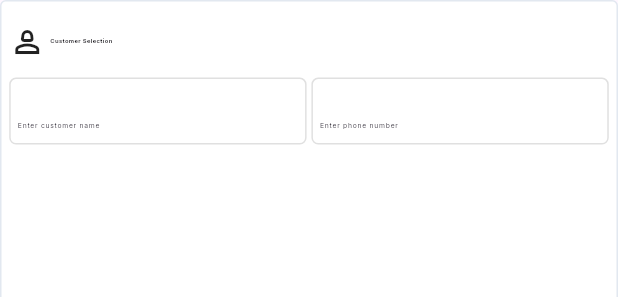
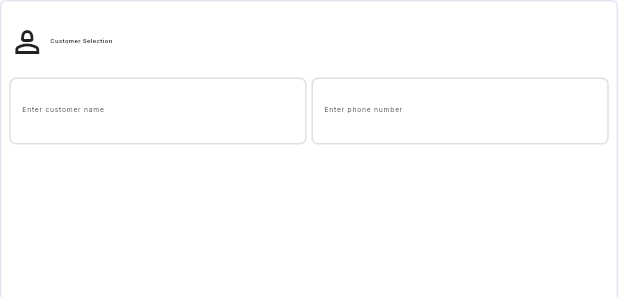
Before and after one commit to devpalqar-hub/kingfox.biller, a Flutter app: the CustomerCard widget shown alone on an empty page, opened directly with empty values, on a phone screen of 412 x 824 dp. Shown: the top 297 px of the screen. Run offline on Flutter 3.47's test engine with Material 3 defaults, Android fonts, the phone set to English and light mode, and no system bars; our stand-ins replace data_table_2, flutter_screenutil, get, shared_preferences; missing offline and left inert: mobile_scanner; accounts and stored records are empty; network calls fail.

Commit message:
almsot fullup

```diff
--- a/lib/DashBoard/DashBoardScreen.dart
+++ b/lib/DashBoard/DashBoardScreen.dart
@@ -2,8 +2,7 @@ import 'package:flutter/material.dart';
 import 'package:get/get.dart';
 import 'package:kinfox_biller/DashBoard/Service/DashBoardController.dart';
 import 'package:kinfox_biller/DashBoard/Views/Header.dart';
-import 'package:kinfox_biller/LoginScreen/Service/AuthController.dart';
-import 'package:kinfox_biller/ReturnHistoryScreens/InititateReturnScreen/InitiateReturnScreen.dart';
+// import 'package:kinfox_biller/ReturnHistoryScreens/InititateReturnScreen/InitiateReturnScreen.dart';
 import 'package:kinfox_biller/InventoryManagementScreen/InventoryManagementScreen.dart';
 import 'package:kinfox_biller/OverViewScreen/OverViewScreen.dart';
 import 'package:kinfox_biller/SalesScreen/SalesScreen.dart';
@@ -11,8 +10,7 @@ import 'package:kinfox_biller/SalesScreen/SalesScreen.dart';
 class Dashboardscreen extends StatelessWidget {
   Dashboardscreen({super.key});
 
-  final DashboardController controller = Get.put(DashboardController());
-  final AuthController authController = Get.put(AuthController());
+  final DashboardController controller = Get.put(DashboardController(), permanent: true);
 
   final pages = [
     SalesScreen(),
--- a/lib/DashBoard/Service/DashBoardController.dart
+++ b/lib/DashBoard/Service/DashBoardController.dart
@@ -17,6 +17,6 @@ class DashboardController extends GetxController {
 
   void resetTab() {
     currentTab = 0;
-    update();
+    // update();
   }
 }
--- a/lib/DashBoard/Views/Header.dart
+++ b/lib/DashBoard/Views/Header.dart
@@ -111,6 +111,7 @@ Row(
       );
 
       if (confirm == true) {
+        controller.resetTab();
         await authController.logout();
       }
     }
--- a/lib/SalesScreen/Views/CustomerCard.dart
+++ b/lib/SalesScreen/Views/CustomerCard.dart
@@ -49,6 +49,7 @@ class CustomerCard extends StatelessWidget {
                 child: _buildTextField(
                   controller: nameController,
                   hint: "Enter customer name",
+
                 ),
               ),
 
@@ -68,29 +69,19 @@ class CustomerCard extends StatelessWidget {
       ),
     );
   }
-
-  /// 🔥 COMMON TEXTFIELD BUILDER
 Widget _buildTextField({
   required TextEditingController controller,
   required String hint,
   bool isPhone = false,
 }) {
-    return Container(
+  return SizedBox(
     height: 45.h,
-      padding: EdgeInsets.symmetric(horizontal: 14.w),
-      decoration: BoxDecoration(
-        borderRadius: BorderRadius.circular(14.r),
-        border: Border.all(color: Colors.grey.shade300),
-      ),
-      alignment: Alignment.center,
     child: TextField(
       controller: controller,
 
-        /// ✅ Keyboard type
       keyboardType:
           isPhone ? TextInputType.number : TextInputType.text,
 
-        /// ✅ Only numbers allowed (strong restriction)
       inputFormatters: isPhone
           ? [
               FilteringTextInputFormatter.digitsOnly,
@@ -98,18 +89,37 @@ class CustomerCard extends StatelessWidget {
             ]
           : [],
 
-        /// ✅ Keep text centered (no jump issue)
+      /// ✅ Vertically center text & hint
       textAlignVertical: TextAlignVertical.center,
 
+      style: TextStyle(fontSize: 14.sp),
+
       decoration: InputDecoration(
-          border: InputBorder.none,
         hintText: hint,
         hintStyle: TextStyle(fontSize: 14.sp),
 
-          /// ✅ Stable padding (fix UI issues)
-          contentPadding: EdgeInsets.symmetric(vertical: 12.h),
+        /// ✅ Perfect vertical centering
+        isDense: true,
+        contentPadding: EdgeInsets.symmetric(
+  vertical: (45.h - 14.sp) / 2, // dynamic centering
+          horizontal: 14.w,
+        ),
+
+        border: OutlineInputBorder(
+          borderRadius: BorderRadius.circular(14.r),
+          borderSide: BorderSide(color: Colors.grey.shade300),
+        ),
+
+        enabledBorder: OutlineInputBorder(
+          borderRadius: BorderRadius.circular(14.r),
+          borderSide: BorderSide(color: Colors.grey.shade300),
+        ),
+
+        focusedBorder: OutlineInputBorder(
+          borderRadius: BorderRadius.circular(14.r),
+          borderSide: BorderSide(color: Colors.blue),
+        ),
       ),
     ),
   );
-  }
-}
+}}
--- a/lib/main.dart
+++ b/lib/main.dart
@@ -23,7 +23,7 @@ void main() async {
 class KingfoxBiller extends StatelessWidget {
   KingfoxBiller({super.key});
 
-  final AuthController controller = Get.put(AuthController());
+  final AuthController controller = Get.put(AuthController(),permanent: true);
 
   @override
   Widget build(BuildContext context) {
@@ -32,17 +32,9 @@ class KingfoxBiller extends StatelessWidget {
       child: GetMaterialApp(
         debugShowCheckedModeBanner: false,
         theme: ThemeData(fontFamily: "Inter"),
-
-        /// Loader first
         home: const Scaffold(
           body: Center(child: CircularProgressIndicator()),
         ),
-
-        /// Run token check
-        builder: (context, child) {
-          Future.microtask(() => controller.checkLogin());
-          return child!;
-        },
       ),
     );
   }
```
Also changed, not shown: lib/LoginScreen/Service/AuthController.dart (+12 -2 lines), lib/OrderCompleteDailogue/Views/OrderDetailCard.dart (+13 -60 lines), lib/SalesScreen/SalesScreen.dart (+15 -1 lines), lib/SalesScreen/Service/AddProductController.dart (+17 -17 lines), lib/SalesScreen/Views/ScanSearch.dart (+4 -3 lines), lib/SalesScreen/Views/VoucherSelectionCard.dart (+31 -6 lines). Lines whose indentation alone changed are shown as unchanged.
